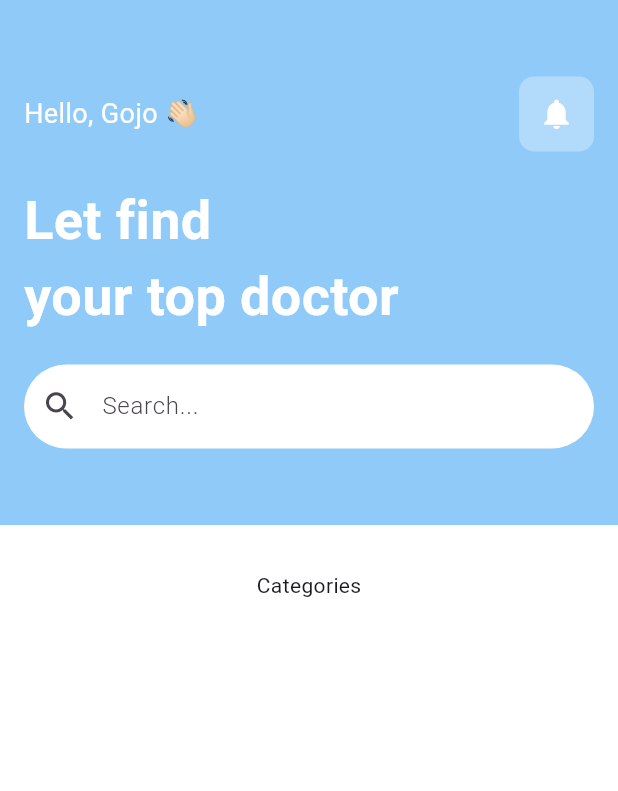
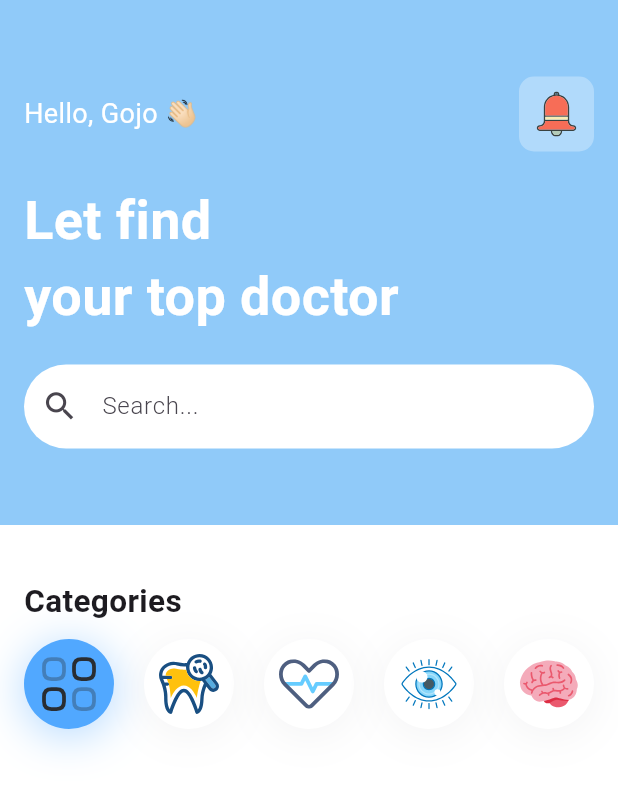
Before and after one commit to Kei-K23/flutter-practice, a Flutter app: the screen it shows after launch, on a phone screen of 412 x 824 dp. Shown: the top 791 px of the screen. Run offline on Flutter 3.47's test engine with Material 3 defaults, Android fonts, the phone set to English and light mode, and no system bars; our stand-ins replace flutter_svg.

Commit message:
feat: add category list view widget

```diff
--- /dev/null
+++ b/lib/modes/category.dart
@@ -0,0 +1,33 @@
+class Category {
+  String vector;
+  String name;
+  bool isSelected;
+
+  Category({
+    required this.name,
+    required this.vector,
+    required this.isSelected,
+  });
+
+  static List<Category> getCategories() {
+    return [
+      Category(name: "All", vector: "assets/icons/all.svg", isSelected: true),
+      Category(
+        name: "Dental",
+        vector: "assets/icons/dental.svg",
+        isSelected: false,
+      ),
+      Category(
+        name: "Heart",
+        vector: "assets/icons/heart.svg",
+        isSelected: false,
+      ),
+      Category(name: "Eye", vector: "assets/icons/eye.svg", isSelected: false),
+      Category(
+        name: "Brain",
+        vector: "assets/icons/brain.svg",
+        isSelected: false,
+      ),
+    ];
+  }
+}
--- a/lib/screens/home.dart
+++ b/lib/screens/home.dart
@@ -1,21 +1,87 @@
 import 'package:flutter/material.dart';
+import 'package:flutter_application_1/modes/category.dart';
+import 'package:flutter_svg/svg.dart';
 
-class Home extends StatelessWidget {
+class Home extends StatefulWidget {
   const Home({Key? key}) : super(key: key);
+
+  @override
+  State<Home> createState() => _HomeState();
+}
+
+class _HomeState extends State<Home> {
+  final List<Category> categories = Category.getCategories();
 
   @override
   Widget build(BuildContext context) {
     return Scaffold(
       backgroundColor: Colors.white,
-      body: Column(children: [header(), SizedBox(height: 30), category()]),
+      body: Column(
+        crossAxisAlignment: CrossAxisAlignment.start,
+        children: [header(), SizedBox(height: 20), category()],
+      ),
     );
   }
 
-  Column category() {
-    return Column(
-      mainAxisAlignment: MainAxisAlignment.center,
-      crossAxisAlignment: CrossAxisAlignment.start,
-      children: [Text("Categories")],
+  Container category() {
+    return Container(
+      padding: const EdgeInsets.all(16),
+      child: Column(
+        crossAxisAlignment: CrossAxisAlignment.start,
+        children: [
+          Text(
+            "Categories",
+            style: TextStyle(fontSize: 21, fontWeight: FontWeight.w600),
+          ),
+          SizedBox(height: 10),
+          SizedBox(
+            height: 60,
+            child: ListView.separated(
+              scrollDirection: Axis.horizontal,
+              itemBuilder: (context, index) {
+                return GestureDetector(
+                  onTap: () {
+                    for (var category in categories) {
+                      category.isSelected = false;
+                    }
+                    categories[index].isSelected = true;
+                    setState(() {});
+                  },
+                  child: Container(
+                    width: 60,
+                    height: 60,
+                    padding: EdgeInsets.all(10),
+                    decoration: BoxDecoration(
+                      color: categories[index].isSelected
+                          ? const Color(0xff51A8FF)
+                          : Colors.white,
+                      shape: BoxShape.circle,
+                      boxShadow: [
+                        BoxShadow(
+                          color: categories[index].isSelected
+                              ? const Color(0xff51A8FF).withValues(alpha: .45)
+                              : const Color(0xff050618).withValues(alpha: .05),
+                          offset: const Offset(0, 4),
+                          blurRadius: 25,
+                        ),
+                      ],
+                    ),
+                    child: SvgPicture.asset(
+                      categories[index].vector,
+                      width: 24,
+                      height: 24,
+                      fit: BoxFit.contain,
+                      semanticsLabel: categories[index].name,
+                    ),
+                  ),
+                );
+              },
+              separatorBuilder: (context, index) => const SizedBox(width: 20),
+              itemCount: categories.length,
+            ),
+          ),
+        ],
+      ),
     );
   }
 
@@ -39,11 +105,16 @@ class Home extends StatelessWidget {
               Container(
                 width: 50,
                 height: 50,
+                padding: EdgeInsets.all(10),
                 decoration: BoxDecoration(
                   color: Colors.white.withValues(alpha: 0.3),
                   borderRadius: BorderRadius.circular(10),
                 ),
-                child: Icon(Icons.notifications, color: Colors.white),
+                child: SvgPicture.asset(
+                  "assets/icons/bell.svg",
+                  fit: BoxFit.contain,
+                  semanticsLabel: "Bell",
+                ),
               ),
             ],
           ),
--- a/pubspec.yaml
+++ b/pubspec.yaml
@@ -1,6 +1,6 @@
 name: flutter_application_1
 description: "A new Flutter project."
-publish_to: 'none'
+publish_to: "none"
 version: 0.1.0
 
 environment:
@@ -9,6 +9,7 @@ environment:
 dependencies:
   flutter:
     sdk: flutter
+  flutter_svg: ^2.1.0
 
 dev_dependencies:
   flutter_test:
@@ -17,3 +18,6 @@ dev_dependencies:
 
 flutter:
   uses-material-design: true
+  assets:
+    - assets/images/
+    - assets/icons/
```
Also changed, not shown: assets/icons/all.svg (added), assets/icons/bell.svg (added), assets/icons/brain.svg (added), assets/icons/dental.svg (added), assets/icons/eye.svg (added), assets/icons/heart.svg (added), pubspec.lock.
